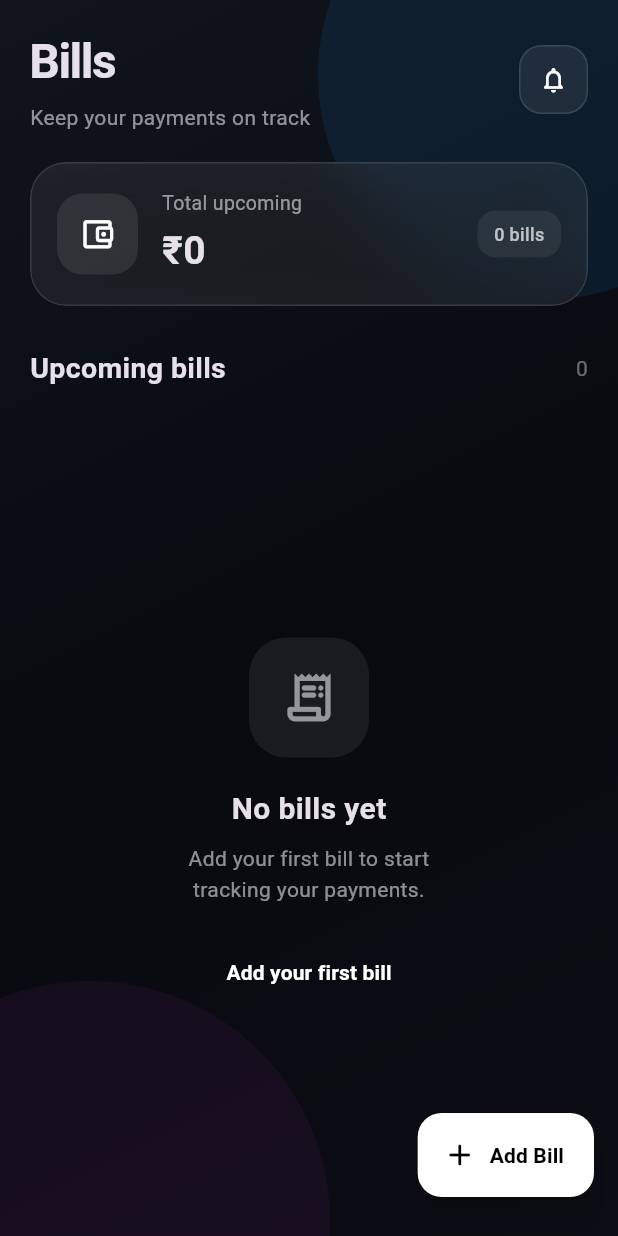
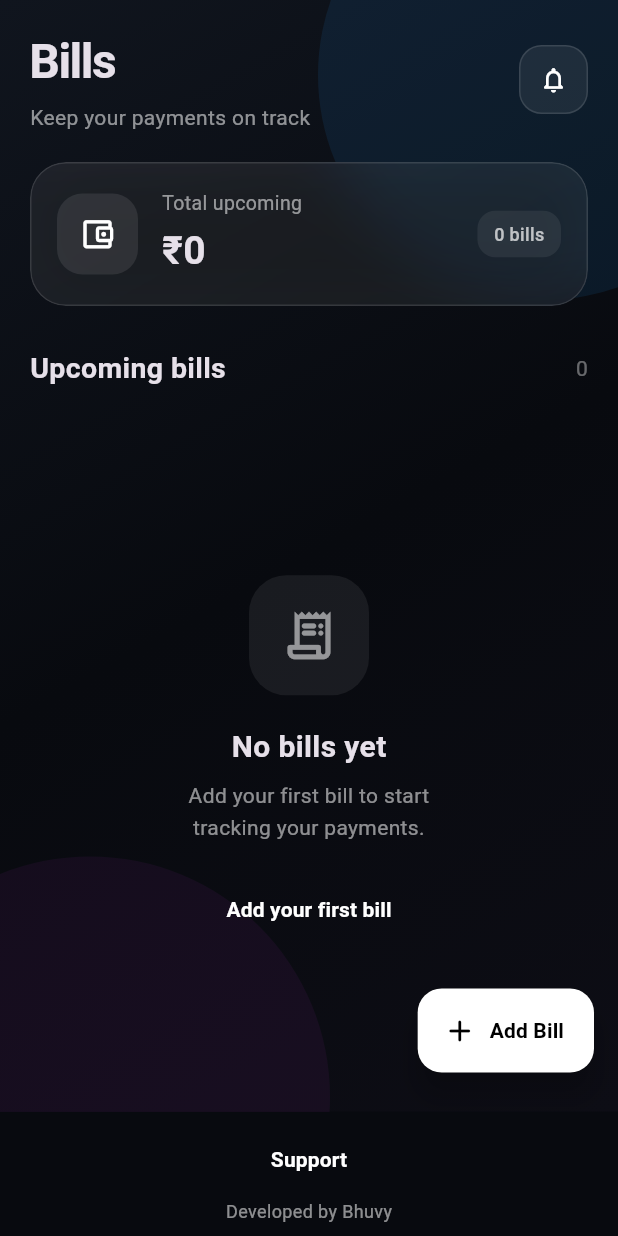
Before and after one commit to imbhuvanesh/Bills, a Flutter app: the screen it shows after launch, on a phone screen of 412 x 824 dp. Run offline on Flutter 3.47's test engine with Material 3 defaults, Android fonts, the phone set to English and light mode, and no system bars; our stand-ins replace flutter_local_notifications, google_fonts, shared_preferences, timezone.

Commit message:
all done

```diff
--- a/lib/main.dart
+++ b/lib/main.dart
@@ -4,6 +4,7 @@ import 'package:flutter/material.dart';
 import 'package:google_fonts/google_fonts.dart';
 import 'package:bills/services/storage_service.dart';
 import 'package:bills/services/notification_service.dart';
+import 'package:url_launcher/url_launcher.dart';
 
 Future<void> main() async {
   WidgetsFlutterBinding.ensureInitialized();
@@ -33,7 +34,6 @@ class BillsApp extends StatelessWidget {
         scaffoldBackgroundColor: const Color(0xFF080A0F),
         textTheme: GoogleFonts.googleSansTextTheme(ThemeData.dark().textTheme),
       ),
-
       home: const HomeScreen(),
     );
   }
@@ -96,6 +96,24 @@ class HomeScreen extends StatefulWidget {
 
 class _HomeScreenState extends State<HomeScreen> {
   final List<Bill> bills = [];
+
+  Future<void> _openSupportEmail() async {
+    final Uri emailUri = Uri(
+      scheme: 'mailto',
+      path: 'iambhuvanesh.a@gmail.com',
+      queryParameters: {'subject': 'Support request - Bills app'},
+    );
+
+    try {
+      await launchUrl(emailUri);
+    } catch (e) {
+      if (context.mounted) {
+        ScaffoldMessenger.of(context).showSnackBar(
+          const SnackBar(content: Text('Could not open email client')),
+        );
+      }
+    }
+  }
 
   @override
   void initState() {
@@ -492,6 +510,35 @@ class _HomeScreenState extends State<HomeScreen> {
           ),
         ),
       ),
+      bottomNavigationBar: SafeArea(
+        child: Padding(
+          padding: const EdgeInsets.symmetric(vertical: 8.0),
+          child: Column(
+            mainAxisSize: MainAxisSize.min,
+            children: [
+              TextButton(
+                onPressed: _openSupportEmail,
+                child: Text(
+                  'Support',
+                  style: GoogleFonts.googleSans(
+                    fontSize: 14,
+                    color: Colors.white,
+                    fontWeight: FontWeight.w600,
+                  ),
+                ),
+              ),
+              const SizedBox(height: 2),
+              Text(
+                'Developed by Bhuvy',
+                style: GoogleFonts.googleSans(
+                  fontSize: 12,
+                  color: Colors.white54,
+                ),
+              ),
+            ],
+          ),
+        ),
+      ),
     );
   }
 }
--- a/pubspec.yaml
+++ b/pubspec.yaml
@@ -44,6 +44,7 @@ dependencies:
   shared_preferences: ^2.1.1
   flutter_local_notifications: ^22.3.0
   timezone: ^0.11.1
+  url_launcher: ^6.1.10
 dev_dependencies:
   flutter_test:
     sdk: flutter
```
Also changed, not shown: pubspec.lock.
